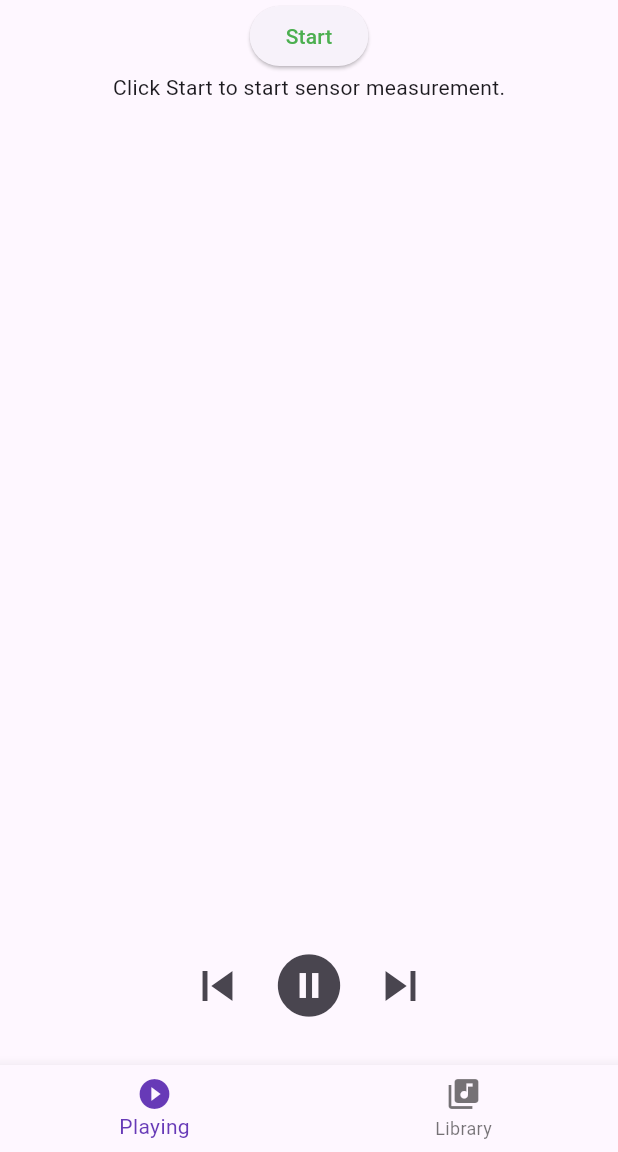
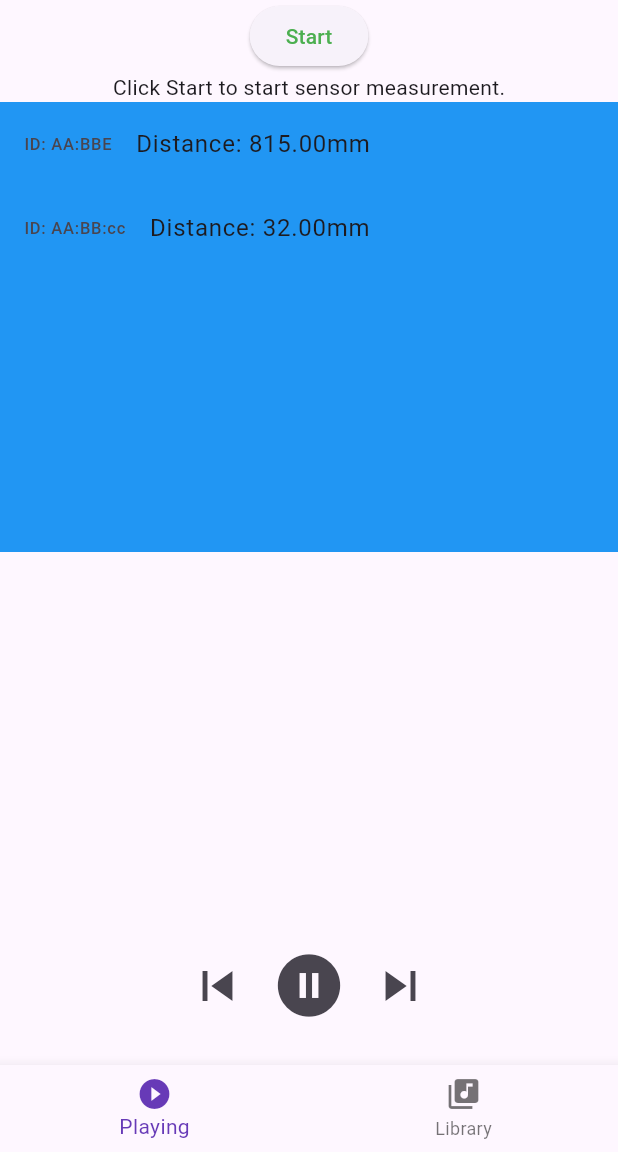
Before and after one commit to SyrenSystem/SyrenApp, a Flutter app: the screen it shows after launch, after a tap on the "play circle filled" icon, on a phone screen of 412 x 824 dp, the part 84-1236 px from its top. Run offline on Flutter 3.47's test engine with Material 3 defaults, Android fonts, the phone set to English and light mode, and no system bars; missing offline and left inert: libserialport, mqtt_client, usb_serial.

Commit message:
added printing and tracking of multiple sensors;

```diff
--- a/lib/main.dart
+++ b/lib/main.dart
@@ -10,6 +10,13 @@ String mqttBrokerIp = "localhost";
 void main() {
 
   runApp(const MyApp());
+}
+
+class DistanceItem {
+  final String id;
+  double distance;
+
+  DistanceItem({required this.id, required this.distance});
 }
 
 class MyApp extends StatelessWidget {
@@ -40,16 +47,33 @@ class _MainPageState extends State<MainPage> {
   String _displayTextStartStopSerialButton = "Start";
   Color _colorStartStopSerialButton = Colors.green;
   MQTTClient _mqttClient = MQTTClient(mqttBrokerIp);
+  final List<DistanceItem> _distanceItems = [];
 
   // initialize the serial connection
   late SerialConnection _serialConnection = SerialConnection.create((String message){
     try {
       Map<String, dynamic> distanceData = jsonDecode(message);
       _mqttClient.sendDistance(message);
+      String id = distanceData["id"];
+      double distance = (distanceData["distance"] as num).toDouble();
       print("Distance: ${distanceData['distance']}");
       setState(() {
         _displayTextDistance = "${distanceData["id"]}: ${distanceData['distance']}mm";
       });
+      final index = _distanceItems.indexWhere((item) => item.id == id);
+      if (index != -1)
+      {
+        setState(() {
+          _distanceItems[index].distance = distance;
+        });
+      }
+      else
+        {
+          setState(() {
+            _distanceItems.add(DistanceItem(id: id, distance: distance));
+          });
+        }
+
     }
     catch (e)
     {
@@ -84,6 +108,10 @@ class _MainPageState extends State<MainPage> {
   }
 
   void _togglePlayPause() {
+    setState(() {
+      _distanceItems.add(DistanceItem(id: "AA:BBE", distance: 0815));
+      _distanceItems.add(DistanceItem(id: "AA:BB:cc", distance: 032));
+    });
     setState(() {
       _isPlaying = !_isPlaying;
     });
@@ -148,7 +176,24 @@ class _MainPageState extends State<MainPage> {
                       toggleSerialConnectionButton();
                     },
                   ),
-                Text(_displayTextDistance)
+                Text(_displayTextDistance),
+                // Container(
+                //   height: 200,
+                //   color: Colors.blue
+                // )
+                Container(
+                  height: 300,
+                  color: Colors.blue,
+                  child: ListView.builder(
+                  itemCount: _distanceItems.length,
+                  itemBuilder: (context, index) {
+                  final item = _distanceItems[index];
+                  return ListTile(
+                  leading: Text("ID: ${item.id}"),
+                  title: Text("Distance: ${item.distance.toStringAsFixed(2)}mm")
+                  );
+                })
+                )
               ],
             ),
           ),
```
